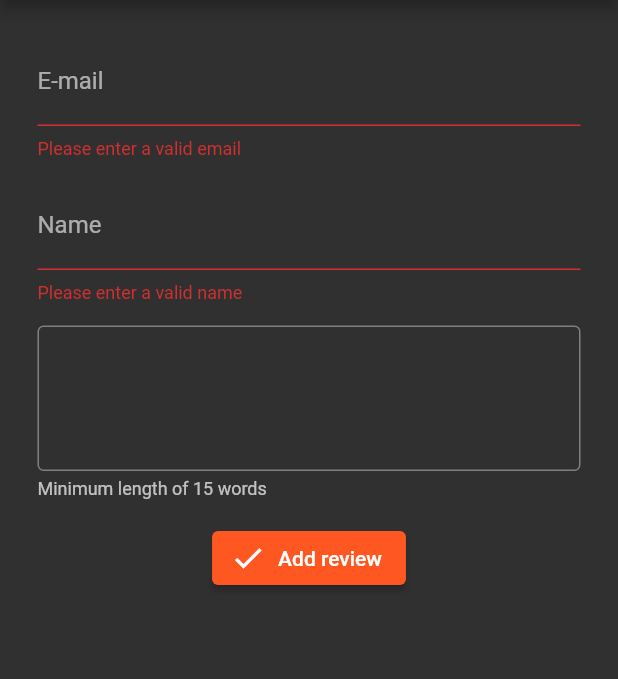
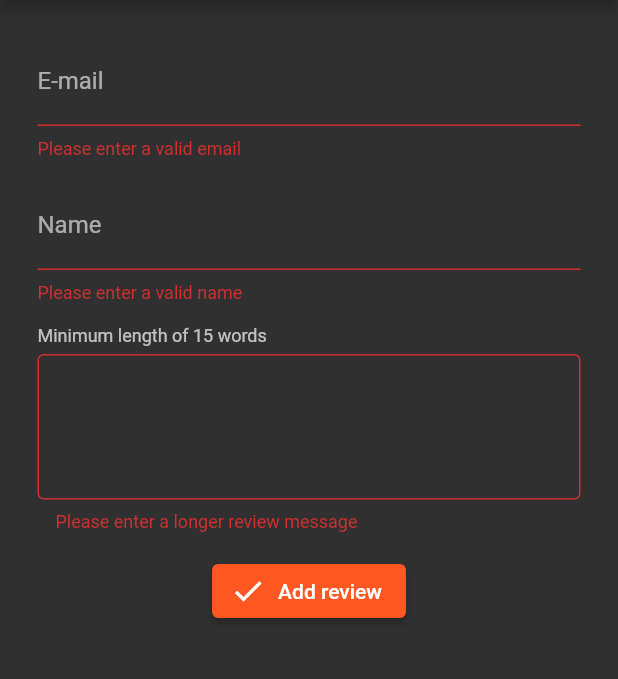
Before and after one commit to jaq-the-cat/portfolio, a Flutter app: the Review screen opened directly, after a tap on "Add review", on a phone screen of 412 x 824 dp, the part 84-763 px from its top. Run offline on Flutter 3.47's test engine with Material 2 defaults, Android fonts, the phone set to English and light mode, and no system bars; our stand-ins replace email_validator, flutter_dotenv; missing offline and left inert: github.

Commit message:
put min length message above text field

```diff
--- a/lib/review.dart
+++ b/lib/review.dart
@@ -1,10 +1,14 @@
 import 'package:flutter/material.dart';
 import 'package:email_validator/email_validator.dart';
 
-class Review extends StatelessWidget {
+class Review extends StatefulWidget {
 
+  @override
+  _ReviewState createState() => _ReviewState();
+}
+
+class _ReviewState extends State<Review> {
   final _formKey = GlobalKey<FormState>();
-
   final email = TextEditingController();
   final name = TextEditingController();
   final message = TextEditingController();
@@ -41,6 +45,12 @@ class Review extends StatelessWidget {
               Column(
                 crossAxisAlignment: CrossAxisAlignment.start,
                 children: [
+                  Text(
+                    "Minimum length of 15 words",
+                    style: Theme.of(context).textTheme.caption,
+                    textAlign: TextAlign.left,
+                  ),
+                  SizedBox(height: 5),
                   TextFormField(
                     controller: message,
                     maxLines: null,
@@ -50,15 +60,9 @@ class Review extends StatelessWidget {
                       border:  OutlineInputBorder(),
                     ),
                     validator: (text) =>
-                      (text != null && text.split(" ").length < 15)
+                      (text != null && text.split(" ").length > 15)
                         ? null
                         : "Please enter a longer review message",
-                  ),
-                  SizedBox(height: 5),
-                  Text(
-                    "Minimum length of 15 words",
-                    style: Theme.of(context).textTheme.caption,
-                    textAlign: TextAlign.left,
                   ),
                 ],
               ),
```
